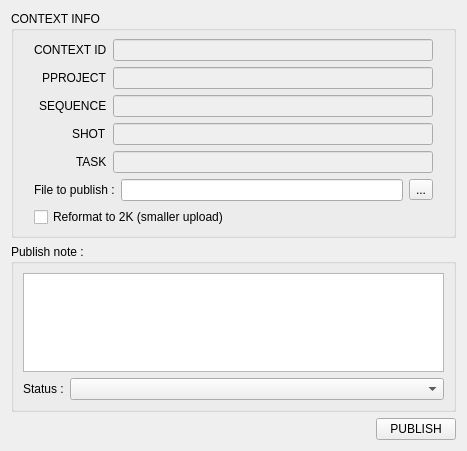
Above: plugins/nuke/nuke_plugins/ui/publisher.ui from emilemassie/kitsu-action-server before the change. Below: the same form after it.
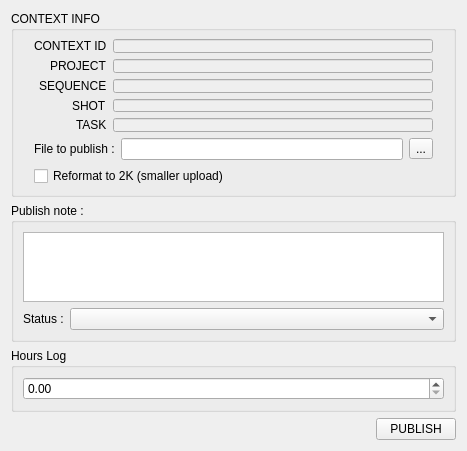
That is the form after the change.

What changed in the file:
```diff
--- a/plugins/nuke/nuke_plugins/ui/publisher.ui
+++ b/plugins/nuke/nuke_plugins/ui/publisher.ui
@@ -66,7 +66,7 @@
         <item row="1" column="0">
          <widget class="QLabel" name="label_3">
           <property name="text">
-           <string>PPROJECT</string>
+           <string>PROJECT</string>
           </property>
          </widget>
         </item>
@@ -200,6 +200,18 @@
      </layout>
     </widget>
    </item>
+   <item>
+    <widget class="QGroupBox" name="groupBox_3">
+     <property name="title">
+      <string>Hours Log</string>
+     </property>
+     <layout class="QVBoxLayout" name="verticalLayout_4">
+      <item>
+       <widget class="QDoubleSpinBox" name="hours_log_spinbox"/>
+      </item>
+     </layout>
+    </widget>
+   </item>
    <item alignment="Qt::AlignRight">
     <widget class="QPushButton" name="publish_button">
      <property name="sizePolicy">
```
